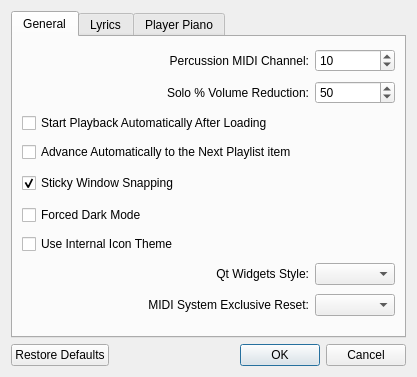
Above: prefsdialog.ui from pedrolcl/dmidiplayer before the change. Below: the same form after it.
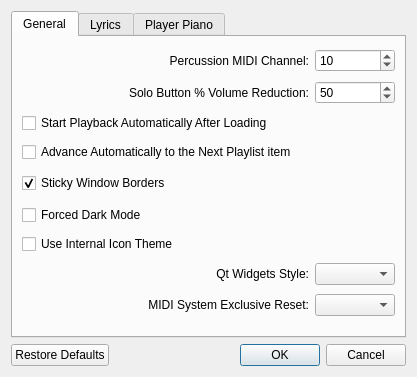
That is the form after the change. Icons and pictures are not drawn.

Commit message: preferences and tool bar dialog texts

```diff
--- a/prefsdialog.ui
+++ b/prefsdialog.ui
@@ -121,7 +121,7 @@
        <item row="4" column="0">
         <widget class="QCheckBox" name="chkSnapping">
          <property name="text">
-          <string>Sticky Window Snapping</string>
+          <string>Sticky Window Borders</string>
          </property>
          <property name="checked">
           <bool>true</bool>
@@ -150,7 +150,7 @@
        <item row="1" column="0">
         <widget class="QLabel" name="label">
          <property name="text">
-          <string>Solo % Volume Reduction:</string>
+          <string>Solo Button % Volume Reduction:</string>
          </property>
          <property name="alignment">
           <set>Qt::AlignRight|Qt::AlignTrailing|Qt::AlignVCenter</set>
```
The commit also changes 1 other file.
